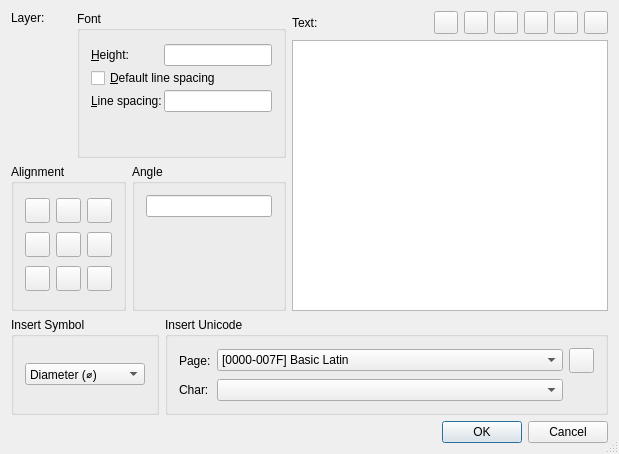
Old version of the form librecad/src/ui/forms/qg_dlgmtext.ui in the repository LibreCAD/LibreCAD.
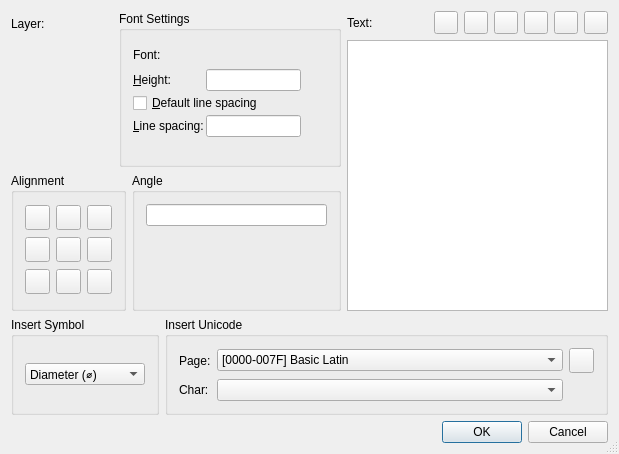
New version of the form. Icons and pictures are not drawn. Custom widgets are drawn as their Qt base class.

Commit message: MText tab order fixup WIP

What changed in the file:
```diff
--- a/librecad/src/ui/forms/qg_dlgmtext.ui
+++ b/librecad/src/ui/forms/qg_dlgmtext.ui
@@ -44,7 +44,30 @@
               </widget>
              </item>
              <item>
-              <widget class="QG_LayerBox" name="cbLayer" native="true"/>
+              <widget class="QG_LayerBox" name="cbLayer" native="true">
+               <property name="minimumSize">
+                <size>
+                 <width>50</width>
+                 <height>25</height>
+                </size>
+               </property>
+               <property name="focusPolicy">
+                <enum>Qt::StrongFocus</enum>
+               </property>
+              </widget>
+             </item>
+             <item>
+              <spacer name="horizontalSpacer_5">
+               <property name="orientation">
+                <enum>Qt::Horizontal</enum>
+               </property>
+               <property name="sizeHint" stdset="0">
+                <size>
+                 <width>40</width>
+                 <height>20</height>
+                </size>
+               </property>
+              </spacer>
              </item>
             </layout>
            </item>
@@ -69,78 +92,13 @@
             </sizepolicy>
            </property>
            <property name="title">
-            <string>Font</string>
+            <string>Font Settings</string>
            </property>
            <layout class="QGridLayout">
             <property name="spacing">
              <number>2</number>
             </property>
-            <item row="1" column="1">
-             <widget class="QLineEdit" name="leHeight">
-              <property name="sizePolicy">
-               <sizepolicy hsizetype="Expanding" vsizetype="Fixed">
-                <horstretch>0</horstretch>
-                <verstretch>0</verstretch>
-               </sizepolicy>
-              </property>
-             </widget>
-            </item>
-            <item row="1" column="0">
-             <widget class="QLabel" name="lHeight">
-              <property name="text">
-               <string>&amp;Height:</string>
-              </property>
-              <property name="wordWrap">
-               <bool>false</bool>
-              </property>
-              <property name="buddy">
-               <cstring>leHeight</cstring>
-              </property>
-             </widget>
-            </item>
-            <item row="5" column="1">
-             <spacer name="spacer2_2">
-              <property name="orientation">
-               <enum>Qt::Vertical</enum>
-              </property>
-              <property name="sizeType">
-               <enum>QSizePolicy::Expanding</enum>
-              </property>
-              <property name="sizeHint" stdset="0">
-               <size>
-                <width>20</width>
-                <height>16</height>
-               </size>
-              </property>
-             </spacer>
-            </item>
-            <item row="0" column="0" colspan="2">
-             <widget class="QG_FontBox" name="cbFont" native="true">
-              <property name="sizePolicy">
-               <sizepolicy hsizetype="Expanding" vsizetype="Fixed">
-                <horstretch>0</horstretch>
-                <verstretch>0</verstretch>
-               </sizepolicy>
-              </property>
-             </widget>
-            </item>
             <item row="5" column="0">
-             <spacer name="spacer2">
-              <property name="orientation">
-               <enum>Qt::Vertical</enum>
-              </property>
-              <property name="sizeType">
-               <enum>QSizePolicy::Expanding</enum>
-              </property>
-              <property name="sizeHint" stdset="0">
-               <size>
-                <width>20</width>
-                <height>16</height>
-               </size>
-              </property>
-             </spacer>
-            </item>
-            <item row="3" column="0">
              <widget class="QLabel" name="lLineSpacingFactor">
               <property name="text">
                <string>&amp;Line spacing:</string>
@@ -153,17 +111,7 @@
               </property>
              </widget>
             </item>
-            <item row="3" column="1">
-             <widget class="QLineEdit" name="leLineSpacingFactor">
-              <property name="sizePolicy">
-               <sizepolicy hsizetype="Expanding" vsizetype="Fixed">
-                <horstretch>0</horstretch>
-                <verstretch>0</verstretch>
-               </sizepolicy>
-              </property>
-             </widget>
-            </item>
-            <item row="2" column="0" colspan="2">
+            <item row="4" column="0" colspan="2">
              <widget class="QCheckBox" name="cbDefault">
               <property name="sizePolicy">
                <sizepolicy hsizetype="Expanding" vsizetype="Fixed">
@@ -179,6 +127,149 @@
               </property>
              </widget>
             </item>
+            <item row="3" column="2">
+             <spacer name="horizontalSpacer_2">
+              <property name="orientation">
+               <enum>Qt::Horizontal</enum>
+              </property>
+              <property name="sizeHint" stdset="0">
+               <size>
+                <width>40</width>
+                <height>20</height>
+               </size>
+              </property>
+             </spacer>
+            </item>
+            <item row="7" column="1">
+             <spacer name="spacer2_2">
+              <property name="orientation">
+               <enum>Qt::Vertical</enum>
+              </property>
+              <property name="sizeType">
+               <enum>QSizePolicy::Expanding</enum>
+              </property>
+              <property name="sizeHint" stdset="0">
+               <size>
+                <width>20</width>
+                <height>16</height>
+               </size>
+              </property>
+             </spacer>
+            </item>
+            <item row="3" column="1">
+             <widget class="QLineEdit" name="leHeight">
+              <property name="sizePolicy">
+               <sizepolicy hsizetype="Expanding" vsizetype="Fixed">
+                <horstretch>0</horstretch>
+                <verstretch>0</verstretch>
+               </sizepolicy>
+              </property>
+             </widget>
+            </item>
+            <item row="5" column="2">
+             <spacer name="horizontalSpacer">
+              <property name="orientation">
+               <enum>Qt::Horizontal</enum>
+              </property>
+              <property name="sizeHint" stdset="0">
+               <size>
+                <width>40</width>
+                <height>20</height>
+               </size>
+              </property>
+             </spacer>
+            </item>
+            <item row="7" column="0">
+             <spacer name="spacer2">
+              <property name="orientation">
+               <enum>Qt::Vertical</enum>
+              </property>
+              <property name="sizeType">
+               <enum>QSizePolicy::Expanding</enum>
+              </property>
+              <property name="sizeHint" stdset="0">
+               <size>
+                <width>20</width>
+                <height>16</height>
+               </size>
+              </property>
+             </spacer>
+            </item>
+            <item row="4" column="2">
+             <spacer name="horizontalSpacer_3">
+              <property name="orientation">
+               <enum>Qt::Horizontal</enum>
+              </property>
+              <property name="sizeHint" stdset="0">
+               <size>
+                <width>40</width>
+                <height>20</height>
+               </size>
+              </property>
+             </spacer>
+            </item>
+            <item row="3" column="0">
+             <widget class="QLabel" name="lHeight">
+              <property name="text">
+               <string>&amp;Height:</string>
+              </property>
+              <property name="wordWrap">
+               <bool>false</bool>
+              </property>
+              <property name="buddy">
+               <cstring>leHeight</cstring>
+              </property>
+             </widget>
+            </item>
+            <item row="5" column="1">
+             <widget class="QLineEdit" name="leLineSpacingFactor">
+              <property name="sizePolicy">
+               <sizepolicy hsizetype="Expanding" vsizetype="Fixed">
+                <horstretch>0</horstretch>
+                <verstretch>0</verstretch>
+               </sizepolicy>
+              </property>
+             </widget>
+            </item>
+            <item row="2" column="0">
+             <widget class="QLabel" name="label">
+              <property name="text">
+               <string>Font:</string>
+              </property>
+             </widget>
+            </item>
+            <item row="2" column="1">
+             <widget class="QG_FontBox" name="cbFont" native="true">
+              <property name="sizePolicy">
+               <sizepolicy hsizetype="Expanding" vsizetype="Fixed">
+                <horstretch>0</horstretch>
+                <verstretch>0</verstretch>
+               </sizepolicy>
+              </property>
+              <property name="minimumSize">
+               <size>
+                <width>95</width>
+                <height>25</height>
+               </size>
+              </property>
+              <property name="focusPolicy">
+               <enum>Qt::WheelFocus</enum>
+              </property>
+             </widget>
+            </item>
+            <item row="2" column="2">
+             <spacer name="horizontalSpacer_4">
+              <property name="orientation">
+               <enum>Qt::Horizontal</enum>
+              </property>
+              <property name="sizeHint" stdset="0">
+               <size>
+                <width>40</width>
+                <height>20</height>
+               </size>
+              </property>
+             </spacer>
+            </item>
            </layout>
           </widget>
          </item>
```
Left out of the diff: 42 changed lines with no effect on the pictures. The commit also changes 3 other files.
